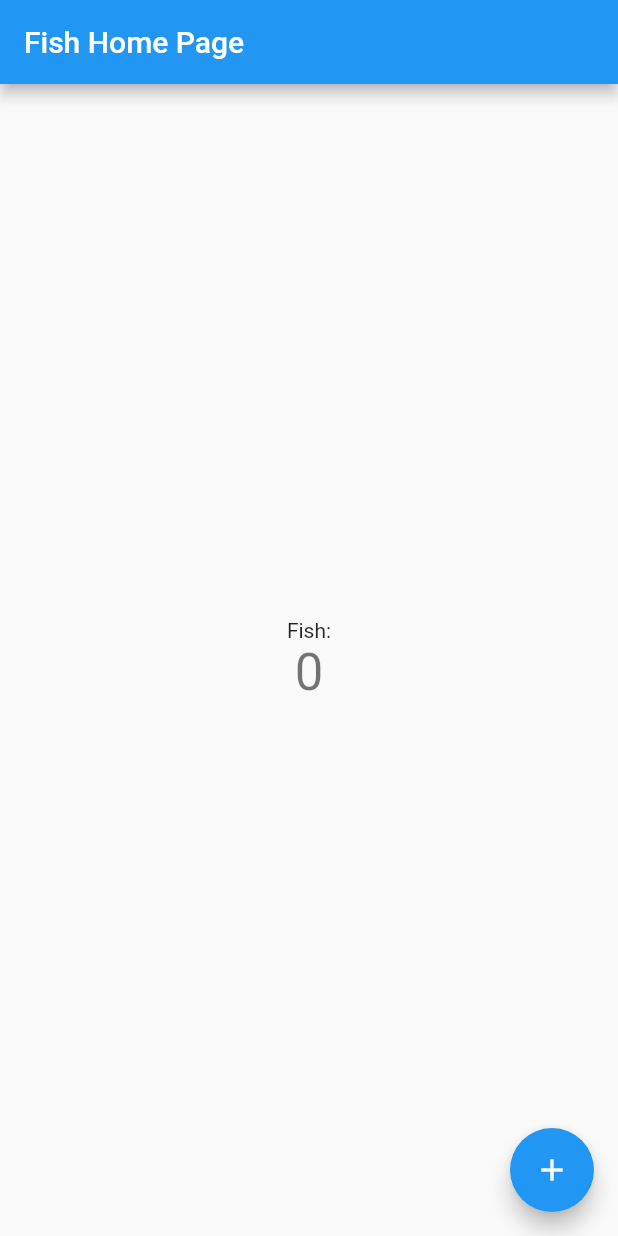
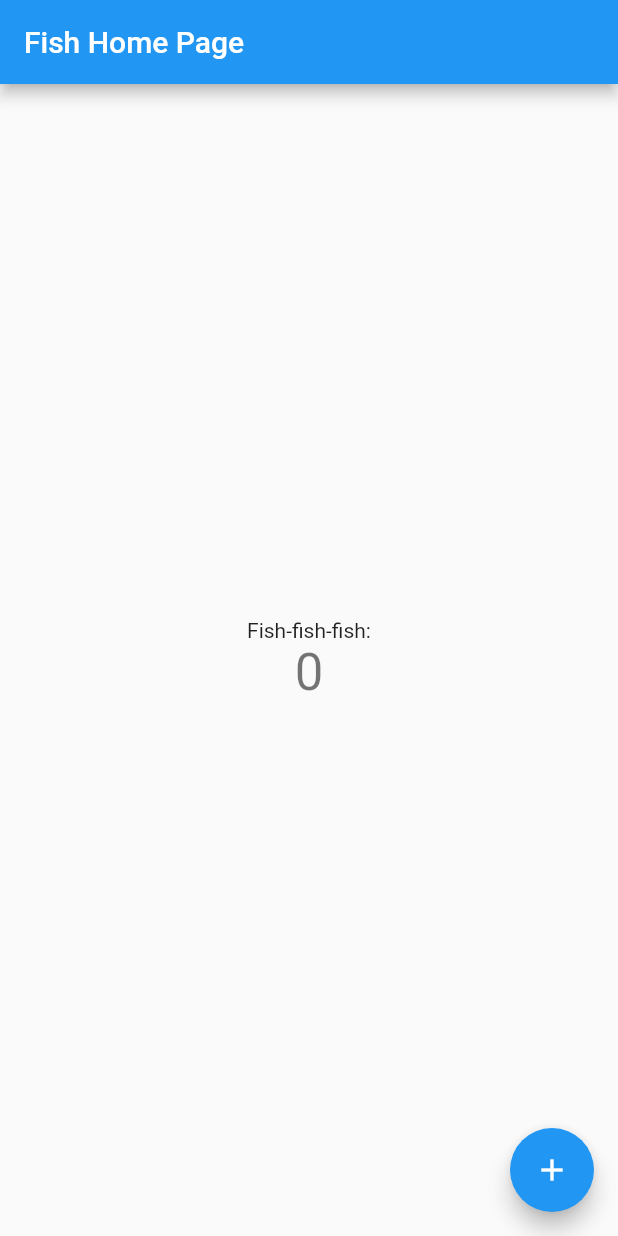
Before and after one commit to fertrig/flutter_reload_crash, a Flutter app: the screen it shows after launch, on a phone screen of 412 x 824 dp. Run offline on Flutter 3.47's test engine with Material 2 defaults, Android fonts, the light colour scheme and no system bars; missing offline and left inert: mockito.

Commit message:
crashes still, comment that you need to import foo.dart, and string tweaks to main.dart files

```diff
--- a/dog/lib/main.dart
+++ b/dog/lib/main.dart
@@ -96,7 +96,7 @@ class _MyHomePageState extends State<MyHomePage> {
           mainAxisAlignment: MainAxisAlignment.center,
           children: <Widget>[
             const Text(
-              'You have pushed the button this many times:',
+              'dog dog dog:',
             ),
             Text(
               '$_counter',
--- a/fish/lib/fish.dart
+++ b/fish/lib/fish.dart
@@ -1,7 +1,9 @@
 import 'foo.dart';
+// crash needs to import another library, if you move
+// Foo class in here then it doesn't crash
 
 class Fish extends Foo { // crash needs `extends Foo`
-  String sound() => "qqq";
+  String sound() => "ppp";
   @override
   void bar() {
     // TODO: implement bar
--- a/fish/lib/main.dart
+++ b/fish/lib/main.dart
@@ -99,7 +99,7 @@ class _MyHomePageState extends State<MyHomePage> {
           mainAxisAlignment: MainAxisAlignment.center,
           children: <Widget>[
             const Text(
-              'Fish:',
+              'Fish-fish-fish:',
             ),
             Text(
               '$_counter',
```
